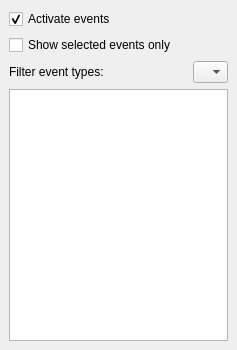
Qt form applications/mne_browse_raw_qt/FormFiles/eventwindowdock.ui (mne-tools/mne-cpp) before a commit.
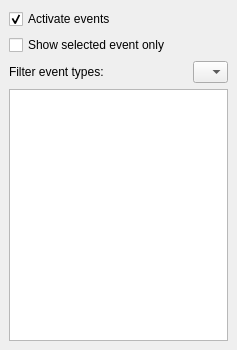
The same form after that commit.

Commit message: - finished filter event types - added seconds to data marker

Diff of the .ui file:
```diff
--- a/applications/mne_browse_raw_qt/FormFiles/eventwindowdock.ui
+++ b/applications/mne_browse_raw_qt/FormFiles/eventwindowdock.ui
@@ -111,7 +111,7 @@
     <item row="1" column="0" colspan="2">
      <widget class="QCheckBox" name="m_checkBox_showSelectedEventsOnly">
       <property name="text">
-       <string>Show selected events only</string>
+       <string>Show selected event only</string>
       </property>
      </widget>
     </item>
```
Left out of the diff: 23 changed lines with no effect on the pictures. The commit also changes 5 other files.
